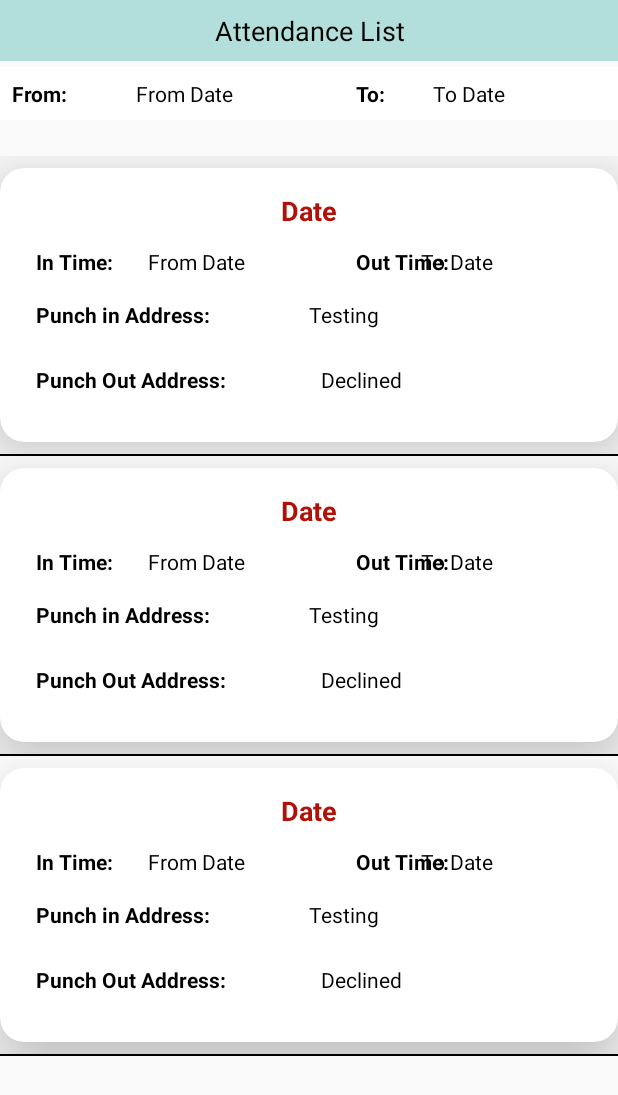
After one commit to afluex-repo/School_Demo_Mobile_App, an Android app: the layout fragment_attendance_list.xml on its own in the app's theme, with its tools: preview values and no code run, on a phone screen of 412 x 824 dp. The commit adds this screen. Shown: the top 1095 px of the screen. Run offline under Robolectric (Android 15) with nearby library versions, the phone set to English and light mode, and no system bars; Roboto replaces fonts that are not available here.

Commit message:
Date 20/11/2023

```diff
--- /dev/null
+++ b/app/src/main/java/affluex/school/solutions/Adapter/AdapterAttendance.java
@@ -0,0 +1,4 @@
+package affluex.school.solutions.Adapter;
+
+public class AdapterAttendance {
+}
--- /dev/null
+++ b/app/src/main/java/affluex/school/solutions/Fragments/AttendanceListFragment.java
@@ -0,0 +1,34 @@
+package affluex.school.solutions.Fragments;
+
+import android.os.Bundle;
+
+import androidx.fragment.app.Fragment;
+
+import android.view.LayoutInflater;
+import android.view.View;
+import android.view.ViewGroup;
+
+import affluex.school.solutions.R;
+import affluex.school.solutions.databinding.FragmentAttendanceListBinding;
+
+
+public class AttendanceListFragment extends Fragment {
+    FragmentAttendanceListBinding binding;
+
+
+    @Override
+    public View onCreateView(LayoutInflater inflater, ViewGroup container,
+                             Bundle savedInstanceState) {
+        // Inflate the layout for this fragment
+        binding=affluex.school.solutions.databinding.FragmentAttendanceListBinding.inflate(inflater,container,false);
+
+
+
+
+
+
+
+
+        return binding.getRoot();
+    }
+}
--- a/app/src/main/java/affluex/school/solutions/Fragments/TeacherHome.java
+++ b/app/src/main/java/affluex/school/solutions/Fragments/TeacherHome.java
@@ -81,6 +81,7 @@ public class TeacherHome extends Fragment {
     private LocationManager locationManager;
     FusedLocationProviderClient fusedLocationProviderClient;
     Bitmap bp=null;
+    String attendance="";
 
     public TeacherHome() {
         // Required empty public constructor
@@ -134,13 +135,8 @@ public class TeacherHome extends Fragment {
         binding.btnPunchout.setOnClickListener(new View.OnClickListener() {
             @Override
             public void onClick(View view) {
-                editor.putString("lastActivity","out");
-                editor.putString("lastActivityDate",currentDate);
-                editor.apply();
-                editor.commit();
-                binding.llMain.setVisibility(View.GONE);
-                binding.llPunch.setVisibility(View.VISIBLE);
-                binding.btnPunchIn.setVisibility(View.VISIBLE);
+                savePunchOutAttendance();
+
             }
         });
         binding.cardNotice.setOnClickListener(new View.OnClickListener() {
@@ -174,6 +170,7 @@ public class TeacherHome extends Fragment {
                 if(bp==null){
                     Toast.makeText(getActivity(), "Upload Selfie to Punch in", Toast.LENGTH_SHORT).show();
                 }else{
+                    attendance="In";
                     detectLocation();
 
                 }
@@ -183,6 +180,60 @@ public class TeacherHome extends Fragment {
 
 
         return binding.getRoot();
+    }
+
+    private void savePunchOutAttendance() {
+        ApiServices apiServices = ServiceGenerator.createService(ApiServices.class);
+        SharedPreferences sharedPreferences= getActivity().getSharedPreferences("LoginDetails", MODE_PRIVATE);
+        String pkteacherId=sharedPreferences.getString("pkTeacherId","");
+        String fkClassId=sharedPreferences.getString("fkClassId","");
+        String fkSectionId=sharedPreferences.getString("fkSectionId","");
+        String currentDate1 = null;
+        String currentTime = null;
+        if (android.os.Build.VERSION.SDK_INT >= android.os.Build.VERSION_CODES.N) {
+            currentDate1 = new SimpleDateFormat("dd/MM/yyyy", Locale.ENGLISH).format(new Date());
+            currentTime = new SimpleDateFormat("HH:mm", Locale.ENGLISH).format(new Date());
+        }
+        if(!TextUtils.isEmpty(pkteacherId)) {
+            JsonObject object = new JsonObject();
+            object.addProperty("OutTime", currentTime);
+            object.addProperty("AttendanceDate", currentDate1);
+            object.addProperty("EmployeeID", Integer.parseInt(pkteacherId));
+            object.addProperty("OutLongitude", longitude);
+            object.addProperty("OutLatiTude", latitude);
+            Call<CommonResponse> call = apiServices.SavePunchOutAttendance(object);
+            String finalCurrentTime = currentTime;
+            call.enqueue(new Callback<CommonResponse>() {
+                @Override
+                public void onResponse(Call<CommonResponse> call, Response<CommonResponse> response) {
+                    if(response.isSuccessful()){
+
+                        if(response.body().getMessage().equals("   Punching Successfully !")){
+                            Toast.makeText(getActivity(), "Punch Out Successful "+
+                                   " Your Punch Out Time is "+ finalCurrentTime, Toast.LENGTH_LONG).show();
+                            editor.putString("lastActivity","out");
+                            editor.putString("lastActivityDate",currentDate);
+                            editor.apply();
+                            editor.commit();
+                            binding.llMain.setVisibility(View.GONE);
+                            binding.llPunch.setVisibility(View.VISIBLE);
+                            binding.btnPunchIn.setVisibility(View.VISIBLE);
+                        }else{
+                            Toast.makeText(getActivity(), response.body().getMessage(), Toast.LENGTH_SHORT).show();
+                        }
+
+
+                        Log.e("TeacherId","5:: "+response.body());
+
+                    }
+                }
+
+                @Override
+                public void onFailure(Call<CommonResponse> call, Throwable t) {
+
+                }
+            });
+        }
     }
 
     private void saveAttendance() {
@@ -358,7 +409,12 @@ public class TeacherHome extends Fragment {
 //                                    Toast.makeText(getActivity(), "Your Lat/Long:::"+latitude+","+longitude, Toast.LENGTH_LONG).show();
                                     Log.e("AVGHCGHJGFHC",""+latitude);
                                     Log.e("AVGHCGHJGFHC",""+longitude);
-                                    saveAttendance();
+                                    if(attendance.equals("In")){
+                                        saveAttendance();
+                                    }else{
+                                        savePunchOutAttendance();
+                                    }
+
 
 
 
--- a/app/src/main/java/affluex/school/solutions/Retrofit/ApiServices.java
+++ b/app/src/main/java/affluex/school/solutions/Retrofit/ApiServices.java
@@ -96,6 +96,9 @@ Call<String> SaveAsignment(@Part MultipartBody.Part image,
     @POST("MasterForApi/SaveAttendance")
     Call<CommonResponse> SaveAttendance(@Body JsonObject login);
 
+@POST("MasterForApi/SavePunchOutAttendance")
+    Call<CommonResponse> SavePunchOutAttendance(@Body JsonObject login);
+
 
     @POST("MasterForApi/DashBoardDetails")
     Call<ResponseParentDashboard> GetDashboard(@Body JsonObject login);
--- a/app/src/main/res/layout/activity_login.xml
+++ b/app/src/main/res/layout/activity_login.xml
@@ -5,6 +5,8 @@
     android:layout_width="match_parent"
     android:layout_height="match_parent"
     android:orientation="vertical"
+
+    android:backgroundTintMode="multiply"
     tools:context=".Activity.LoginActivity">
     <include
         layout="@layout/layout_top_toolbar"
@@ -253,5 +255,10 @@
 
     </LinearLayout>
 
+    <LinearLayout
+        android:layout_width="match_parent"
+        android:layout_height="wrap_content"
+        android:background="@drawable/login_background"/>
+
 
 </LinearLayout>
--- /dev/null
+++ b/app/src/main/res/layout/fragment_attendance_list.xml
@@ -0,0 +1,102 @@
+<?xml version="1.0" encoding="utf-8"?>
+<FrameLayout xmlns:android="http://schemas.android.com/apk/res/android"
+    xmlns:tools="http://schemas.android.com/tools"
+    android:layout_width="match_parent"
+    android:layout_height="match_parent"
+    xmlns:app="http://schemas.android.com/apk/res-auto"
+    tools:context=".Fragments.AttendanceListFragment">
+
+    <!-- TODO: Update blank fragment layout -->
+    <LinearLayout
+        android:layout_width="match_parent"
+        android:layout_height="match_parent"
+        android:orientation="vertical">
+        <TextView
+            android:layout_width="match_parent"
+            android:layout_height="wrap_content"
+            android:text="Attendance List"
+            android:gravity="center"
+            android:textColor="@color/black"
+            android:textSize="18sp"
+            android:padding="8dp"
+            android:background="@color/teal_100"/>
+        <LinearLayout
+            android:layout_width="match_parent"
+            android:layout_height="wrap_content"
+            android:orientation="horizontal"
+            android:background="@color/white"
+            android:layout_marginTop="4dp"
+            android:padding="8dp">
+            <TextView
+                android:layout_width="0dp"
+                android:layout_height="wrap_content"
+                android:layout_weight="0.5"
+                android:text="From:"
+                android:textStyle="bold"
+                android:textColor="@color/black"
+                />
+            <TextView
+                android:id="@+id/txt_from"
+                android:layout_width="0dp"
+                android:layout_height="wrap_content"
+                android:layout_weight="0.5"
+                android:text="From Date"
+                android:layout_marginStart="-32dp"
+                android:textColor="@color/black"
+                />
+            <TextView
+                android:layout_width="0dp"
+                android:layout_height="wrap_content"
+                android:layout_weight="0.5"
+                android:text="To:"
+                android:layout_marginStart="32dp"
+                android:textStyle="bold"
+                android:textColor="@color/black"
+                />
+
+            <TextView
+                android:id="@+id/txt_to"
+                android:layout_width="0dp"
+                android:layout_height="wrap_content"
+                android:layout_weight="0.5"
+                android:text="To Date"
+                android:layout_marginStart="-64dp"
+
+                android:textColor="@color/black"
+
+                />
+
+        </LinearLayout>
+        <LinearLayout
+            android:id="@+id/ll_view"
+            android:layout_width="match_parent"
+            android:layout_height="wrap_content"
+            android:visibility="visible"
+            android:orientation="vertical">
+
+
+            <LinearLayout
+                android:layout_width="match_parent"
+                android:layout_height="match_parent"
+                android:layout_marginTop="24dp"
+                android:layout_marginBottom="32dp"
+                android:orientation="vertical">
+                <androidx.recyclerview.widget.RecyclerView
+                    android:id="@+id/rv_leave"
+                    android:layout_width="match_parent"
+                    android:layout_height="wrap_content"
+                    tools:listitem="@layout/layout_attendance_list_single_row"
+                    app:layout_behavior="@string/appbar_scrolling_view_behavior"
+                    app:layoutManager="androidx.recyclerview.widget.LinearLayoutManager"
+                    />
+
+
+            </LinearLayout>
+
+        </LinearLayout>
+
+
+
+    </LinearLayout>
+
+</FrameLayout>
--- /dev/null
+++ b/app/src/main/res/layout/layout_attendance_list_single_row.xml
@@ -0,0 +1,158 @@
+<?xml version="1.0" encoding="utf-8"?>
+<LinearLayout xmlns:android="http://schemas.android.com/apk/res/android"
+    android:layout_width="match_parent"
+    xmlns:app="http://schemas.android.com/apk/res-auto"
+    android:orientation="vertical"
+    android:layout_height="wrap_content">
+    <androidx.cardview.widget.CardView
+        android:layout_width="match_parent"
+        android:layout_height="wrap_content"
+        android:elevation="32dp"
+        app:cardCornerRadius="16dp"
+        app:cardBackgroundColor="@color/white"
+        app:cardElevation="32dp"
+        app:contentPadding="8dp"
+        android:layout_marginTop="8dp">
+        <LinearLayout
+            android:layout_width="match_parent"
+            android:layout_height="wrap_content"
+            android:orientation="vertical"
+            android:padding="8dp">
+            <TextView
+                android:id="@+id/txt_students_name"
+                android:layout_width="match_parent"
+                android:layout_height="wrap_content"
+                android:layout_weight="1"
+                android:text="Date"
+                android:textColor="@color/red_900"
+                android:textSize="18sp"
+                android:layout_gravity="center"
+                android:gravity="center"
+                android:textStyle="bold"/>
+            <LinearLayout
+                android:layout_width="match_parent"
+                android:layout_height="wrap_content"
+                android:orientation="horizontal"
+                android:background="@color/white"
+                android:layout_marginTop="4dp"
+                android:padding="8dp">
+                <TextView
+                    android:layout_width="0dp"
+                    android:layout_height="wrap_content"
+                    android:layout_weight="0.5"
+                    android:text="In Time:"
+                    android:textStyle="bold"
+                    android:textColor="@color/black"
+                    />
+                <TextView
+                    android:id="@+id/txt_from"
+                    android:layout_width="0dp"
+                    android:layout_height="wrap_content"
+                    android:layout_weight="0.5"
+                    android:text="From Date"
+                    android:layout_marginStart="-32dp"
+                    android:textColor="@color/black"
+                    />
+                <TextView
+                    android:layout_width="0dp"
+                    android:layout_height="wrap_content"
+                    android:layout_weight="0.5"
+                    android:text="Out Time:"
+                    android:layout_marginStart="32dp"
+                    android:textStyle="bold"
+                    android:textColor="@color/black"
+                    />
+
+                <TextView
+                    android:id="@+id/txt_to"
+                    android:layout_width="0dp"
+                    android:layout_height="wrap_content"
+                    android:layout_weight="0.5"
+                    android:text="To Date"
+                    android:layout_marginStart="-64dp"
+
+                    android:textColor="@color/black"
+
+                    />
+
+            </LinearLayout>
+            <LinearLayout
+                android:layout_width="match_parent"
+                android:layout_height="wrap_content"
+                android:orientation="vertical">
+                <LinearLayout
+                    android:layout_width="match_parent"
+                    android:layout_height="wrap_content"
+                    android:orientation="horizontal"
+                    android:background="@color/white"
+
+                    android:padding="8dp">
+                    <TextView
+                        android:layout_width="0dp"
+                        android:layout_height="wrap_content"
+                        android:layout_weight="1"
+                        android:text="Punch in Address:"
+                        android:textStyle="bold"
+                        android:textColor="@color/black"
+                        />
+                    <TextView
+                        android:id="@+id/txt_reason"
+                        android:layout_width="0dp"
+                        android:layout_height="wrap_content"
+                        android:layout_weight="1"
+                        android:text="Testing"
+
+                        android:textColor="@color/black"
+                        />
+
+
+
+                </LinearLayout>
+                <LinearLayout
+                    android:layout_width="match_parent"
+                    android:layout_height="wrap_content"
+                    android:orientation="horizontal"
+                    android:background="@color/white"
+
+                    android:padding="8dp">
+                    <TextView
+                        android:layout_width="0dp"
+                        android:layout_height="wrap_content"
+                        android:layout_weight="1"
+                        android:text="Punch Out Address:"
+
+                        android:textStyle="bold"
+                        android:textColor="@color/black"
+                        />
+
+                    <TextView
+                        android:id="@+id/txt_status"
+                        android:layout_width="0dp"
+                        android:layout_height="wrap_content"
+                        android:layout_weight="1"
+                        android:text="Declined"
+
+                        android:padding="8dp"
+
+
+
+                        android:textColor="@color/black"
+
+                        />
+
+                </LinearLayout>
+
+            </LinearLayout>
+
+
+
+        </LinearLayout>
+    </androidx.cardview.widget.CardView>
+
+    <View
+        android:layout_width="match_parent"
+        android:layout_height="1.2dp"
+        android:layout_marginTop="8dp"
+        android:background="@color/black"/>
+
+</LinearLayout>
```
Also changed, not shown: app/src/main/res/drawable/login_background.png (added).
